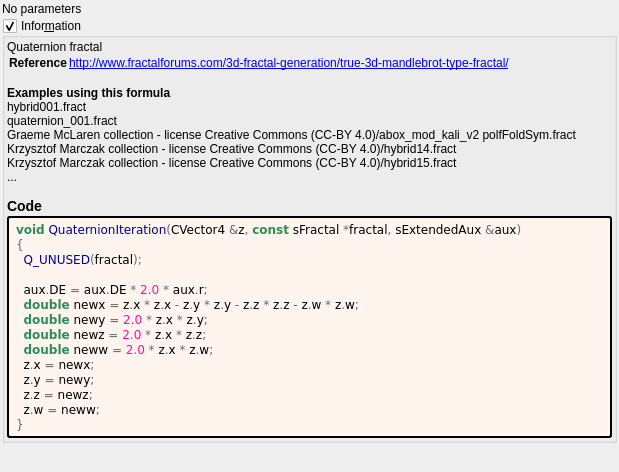
Before: the Qt Designer form mandelbulber2/formula/ui/quaternion.ui in buddhi1980/mandelbulber2, drawn with Qt 5.
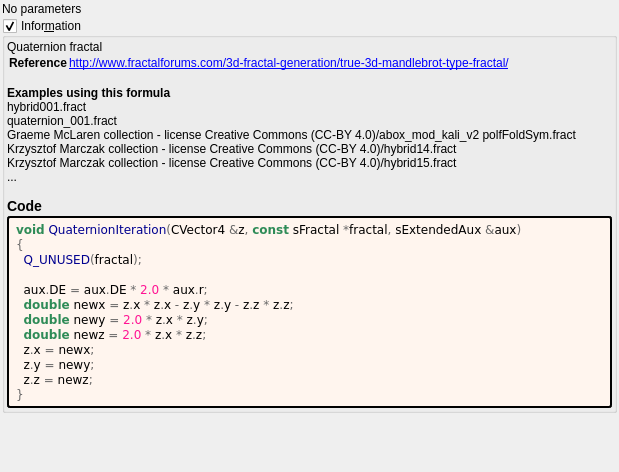
After: the same form once the commit is applied. Custom widgets are drawn as their Qt base class.

```diff
--- a/mandelbulber2/formula/ui/quaternion.ui
+++ b/mandelbulber2/formula/ui/quaternion.ui
@@ -95,14 +95,12 @@
   &lt;span style=&quot;color:#00008f&quot;&gt;Q_UNUSED&lt;/span&gt;&lt;span style=&quot;color:#676767&quot;&gt;(&lt;/span&gt;fractal&lt;span style=&quot;color:#676767&quot;&gt;);&lt;/span&gt;
 
   aux&lt;span style=&quot;color:#676767&quot;&gt;.&lt;/span&gt;DE &lt;span style=&quot;color:#676767&quot;&gt;=&lt;/span&gt; aux&lt;span style=&quot;color:#676767&quot;&gt;.&lt;/span&gt;DE &lt;span style=&quot;color:#676767&quot;&gt;*&lt;/span&gt; &lt;span style=&quot;color:#ff1493&quot;&gt;2.0&lt;/span&gt; &lt;span style=&quot;color:#676767&quot;&gt;*&lt;/span&gt; aux&lt;span style=&quot;color:#676767&quot;&gt;.&lt;/span&gt;r&lt;span style=&quot;color:#676767&quot;&gt;;&lt;/span&gt;
-  &lt;span style=&quot;color:#2e8b57; font-weight:bold&quot;&gt;double&lt;/span&gt; newx &lt;span style=&quot;color:#676767&quot;&gt;=&lt;/span&gt; z&lt;span style=&quot;color:#676767&quot;&gt;.&lt;/span&gt;x &lt;span style=&quot;color:#676767&quot;&gt;*&lt;/span&gt; z&lt;span style=&quot;color:#676767&quot;&gt;.&lt;/span&gt;x &lt;span style=&quot;color:#676767&quot;&gt;-&lt;/span&gt; z&lt;span style=&quot;color:#676767&quot;&gt;.&lt;/span&gt;y &lt;span style=&quot;color:#676767&quot;&gt;*&lt;/span&gt; z&lt;span style=&quot;color:#676767&quot;&gt;.&lt;/span&gt;y &lt;span style=&quot;color:#676767&quot;&gt;-&lt;/span&gt; z&lt;span style=&quot;color:#676767&quot;&gt;.&lt;/span&gt;z &lt;span style=&quot;color:#676767&quot;&gt;*&lt;/span&gt; z&lt;span style=&quot;color:#676767&quot;&gt;.&lt;/span&gt;z &lt;span style=&quot;color:#676767&quot;&gt;-&lt;/span&gt; z&lt;span style=&quot;color:#676767&quot;&gt;.&lt;/span&gt;w &lt;span style=&quot;color:#676767&quot;&gt;*&lt;/span&gt; z&lt;span style=&quot;color:#676767&quot;&gt;.&lt;/span&gt;w&lt;span style=&quot;color:#676767&quot;&gt;;&lt;/span&gt;
+  &lt;span style=&quot;color:#2e8b57; font-weight:bold&quot;&gt;double&lt;/span&gt; newx &lt;span style=&quot;color:#676767&quot;&gt;=&lt;/span&gt; z&lt;span style=&quot;color:#676767&quot;&gt;.&lt;/span&gt;x &lt;span style=&quot;color:#676767&quot;&gt;*&lt;/span&gt; z&lt;span style=&quot;color:#676767&quot;&gt;.&lt;/span&gt;x &lt;span style=&quot;color:#676767&quot;&gt;-&lt;/span&gt; z&lt;span style=&quot;color:#676767&quot;&gt;.&lt;/span&gt;y &lt;span style=&quot;color:#676767&quot;&gt;*&lt;/span&gt; z&lt;span style=&quot;color:#676767&quot;&gt;.&lt;/span&gt;y &lt;span style=&quot;color:#676767&quot;&gt;-&lt;/span&gt; z&lt;span style=&quot;color:#676767&quot;&gt;.&lt;/span&gt;z &lt;span style=&quot;color:#676767&quot;&gt;*&lt;/span&gt; z&lt;span style=&quot;color:#676767&quot;&gt;.&lt;/span&gt;z&lt;span style=&quot;color:#676767&quot;&gt;;&lt;/span&gt;
   &lt;span style=&quot;color:#2e8b57; font-weight:bold&quot;&gt;double&lt;/span&gt; newy &lt;span style=&quot;color:#676767&quot;&gt;=&lt;/span&gt; &lt;span style=&quot;color:#ff1493&quot;&gt;2.0&lt;/span&gt; &lt;span style=&quot;color:#676767&quot;&gt;*&lt;/span&gt; z&lt;span style=&quot;color:#676767&quot;&gt;.&lt;/span&gt;x &lt;span style=&quot;color:#676767&quot;&gt;*&lt;/span&gt; z&lt;span style=&quot;color:#676767&quot;&gt;.&lt;/span&gt;y&lt;span style=&quot;color:#676767&quot;&gt;;&lt;/span&gt;
   &lt;span style=&quot;color:#2e8b57; font-weight:bold&quot;&gt;double&lt;/span&gt; newz &lt;span style=&quot;color:#676767&quot;&gt;=&lt;/span&gt; &lt;span style=&quot;color:#ff1493&quot;&gt;2.0&lt;/span&gt; &lt;span style=&quot;color:#676767&quot;&gt;*&lt;/span&gt; z&lt;span style=&quot;color:#676767&quot;&gt;.&lt;/span&gt;x &lt;span style=&quot;color:#676767&quot;&gt;*&lt;/span&gt; z&lt;span style=&quot;color:#676767&quot;&gt;.&lt;/span&gt;z&lt;span style=&quot;color:#676767&quot;&gt;;&lt;/span&gt;
-  &lt;span style=&quot;color:#2e8b57; font-weight:bold&quot;&gt;double&lt;/span&gt; neww &lt;span style=&quot;color:#676767&quot;&gt;=&lt;/span&gt; &lt;span style=&quot;color:#ff1493&quot;&gt;2.0&lt;/span&gt; &lt;span style=&quot;color:#676767&quot;&gt;*&lt;/span&gt; z&lt;span style=&quot;color:#676767&quot;&gt;.&lt;/span&gt;x &lt;span style=&quot;color:#676767&quot;&gt;*&lt;/span&gt; z&lt;span style=&quot;color:#676767&quot;&gt;.&lt;/span&gt;w&lt;span style=&quot;color:#676767&quot;&gt;;&lt;/span&gt;
   z&lt;span style=&quot;color:#676767&quot;&gt;.&lt;/span&gt;x &lt;span style=&quot;color:#676767&quot;&gt;=&lt;/span&gt; newx&lt;span style=&quot;color:#676767&quot;&gt;;&lt;/span&gt;
   z&lt;span style=&quot;color:#676767&quot;&gt;.&lt;/span&gt;y &lt;span style=&quot;color:#676767&quot;&gt;=&lt;/span&gt; newy&lt;span style=&quot;color:#676767&quot;&gt;;&lt;/span&gt;
   z&lt;span style=&quot;color:#676767&quot;&gt;.&lt;/span&gt;z &lt;span style=&quot;color:#676767&quot;&gt;=&lt;/span&gt; newz&lt;span style=&quot;color:#676767&quot;&gt;;&lt;/span&gt;
-  z&lt;span style=&quot;color:#676767&quot;&gt;.&lt;/span&gt;w &lt;span style=&quot;color:#676767&quot;&gt;=&lt;/span&gt; neww&lt;span style=&quot;color:#676767&quot;&gt;;&lt;/span&gt;
 &lt;span style=&quot;color:#676767&quot;&gt;}&lt;/span&gt;
 &lt;/pre&gt;
 &lt;/body&gt;</string>
```
